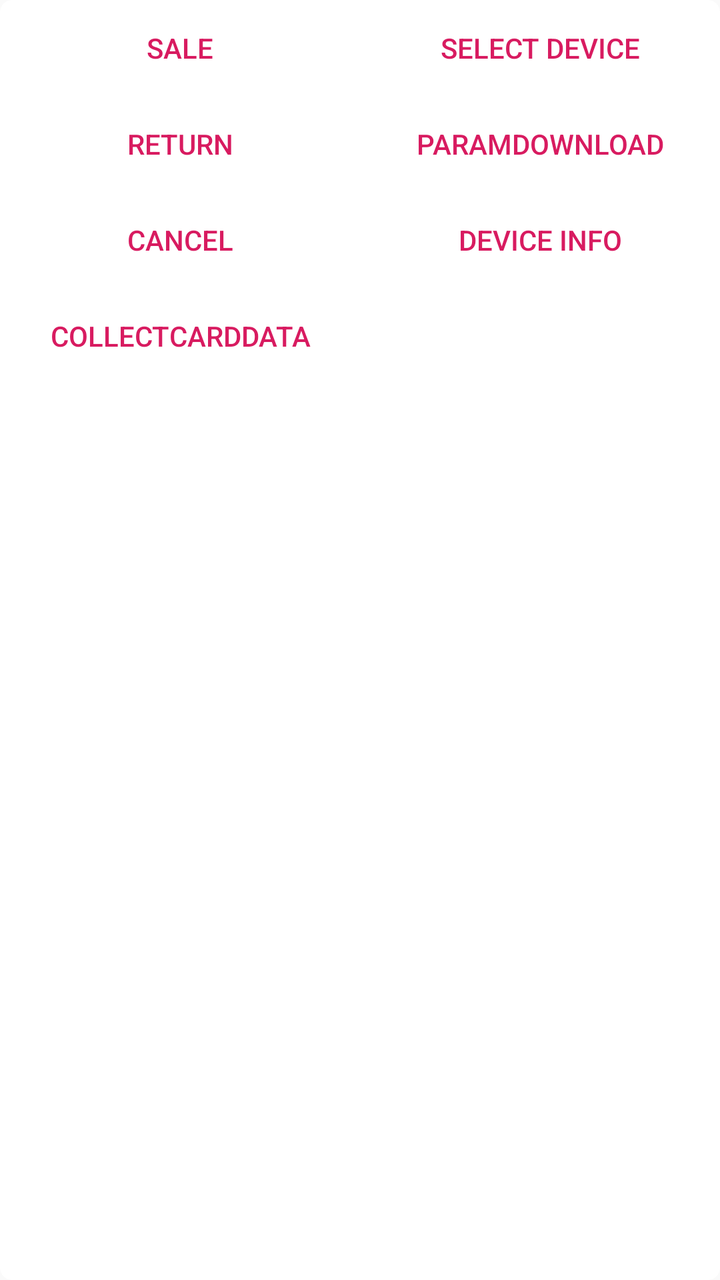
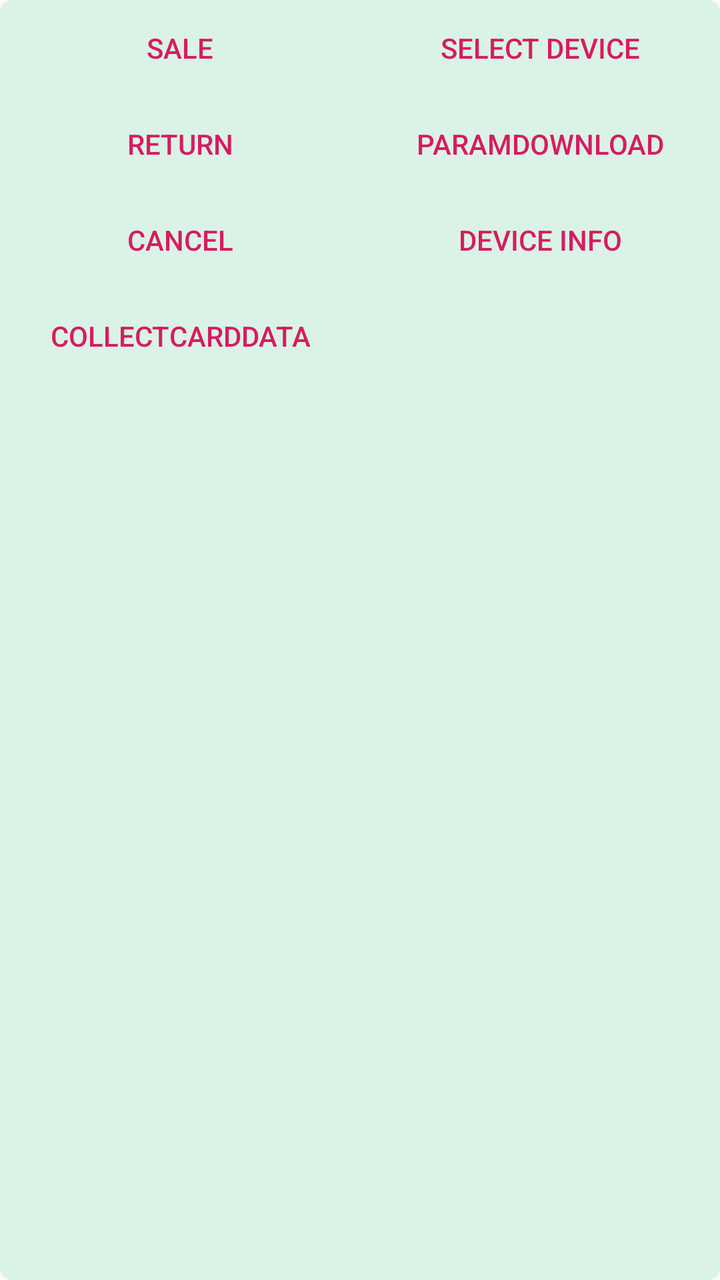

An Android layout rendered at two revisions. The XML below is the earlier revision; the diff shows what the commit changed to produce the second picture.
<!-- AndroidManifest.xml: application theme AppTheme -->
<!-- res/layout/trancode_card.xml -->
<?xml version="1.0" encoding="utf-8"?>
<androidx.cardview.widget.CardView xmlns:android="http://schemas.android.com/apk/res/android"
    xmlns:app="http://schemas.android.com/apk/res-auto"
    android:layout_width="match_parent"
    android:layout_height="wrap_content"
    app:cardCornerRadius="6dp"
    app:cardElevation="-16dp">

    <ScrollView
        android:layout_width="match_parent"
        android:layout_height="match_parent">

        <LinearLayout
            style="?android:attr/buttonBarStyle"
            android:layout_width="match_parent"
            android:layout_height="wrap_content"
            android:isScrollContainer="true"
            android:orientation="vertical">

            <LinearLayout
                style="?android:attr/buttonBarStyle"
                android:layout_width="match_parent"
                android:layout_height="match_parent"
                android:orientation="horizontal"
                android:weightSum="10">

                <Button
                    android:id="@+id/saleButton"
                    style="?android:attr/buttonBarButtonStyle"
                    android:layout_width="0dp"
                    android:layout_height="wrap_content"
                    android:layout_weight="5"
                    android:text="@string/sale" />

                <Button
                    android:id="@+id/selectDevice"
                    style="?android:attr/buttonBarButtonStyle"
                    android:layout_width="0dp"
                    android:layout_height="wrap_content"
                    android:layout_weight="5"
                    android:text="@string/select_device" />
            </LinearLayout>

            <LinearLayout
                style="?android:attr/buttonBarStyle"
                android:layout_width="match_parent"
                android:layout_height="wrap_content"
                android:orientation="horizontal"
                android:weightSum="10">

                <Button
                    android:id="@+id/returnButton"
                    style="?android:attr/buttonBarButtonStyle"
                    android:layout_width="0dp"
                    android:layout_height="wrap_content"
                    android:layout_weight="5"
                    android:text="@string/emvreturn" />

                <Button
                    android:id="@+id/emvParamDownloadButton"
                    style="?android:attr/buttonBarButtonStyle"
                    android:layout_width="0dp"
                    android:layout_height="wrap_content"
                    android:layout_weight="5"
                    android:text="@string/emvparamdownload" />
            </LinearLayout>

            <LinearLayout
                style="?android:attr/buttonBarStyle"
                android:layout_width="match_parent"
                android:layout_height="match_parent"
                android:orientation="horizontal"
                android:weightSum="10">

                <Button
                    android:id="@+id/cancelButton"
                    style="?android:attr/buttonBarButtonStyle"
                    android:layout_width="0dp"
                    android:layout_height="wrap_content"
                    android:layout_weight="5"
                    android:text="@string/cancel" />

                <Button
                    android:id="@+id/getDevicesInfoButton"
                    style="?android:attr/buttonBarButtonStyle"
                    android:layout_width="0dp"
                    android:layout_height="wrap_content"
                    android:layout_weight="5"
                    android:text="@string/device_info" />

            </LinearLayout>
            <LinearLayout
                style="?android:attr/buttonBarStyle"
                android:layout_width="match_parent"
                android:layout_height="match_parent"
                android:orientation="horizontal"
                android:weightSum="10">

                <Button
                    android:id="@+id/collectCardData"
                    style="?android:attr/buttonBarButtonStyle"
                    android:layout_width="0dp"
                    android:layout_height="wrap_content"
                    android:layout_weight="5"
                    android:text="@string/collectCardData" />

                <Button
                    android:id="@+id/upcomingFeatureButton"
                    android:visibility="invisible"
                    style="?android:attr/buttonBarButtonStyle"
                    android:layout_width="0dp"
                    android:layout_height="wrap_content"
                    android:layout_weight="5"
                    android:text="@string/device_info" />

            </LinearLayout>

        </LinearLayout>
    </ScrollView>


</androidx.cardview.widget.CardView>
<!-- resources referenced by this layout -->
<resources>
  <string name="cancel">Cancel</string>
  <string name="collectCardData">CollectCardData</string>
  <string name="device_info">Device Info</string>
  <string name="emvparamdownload">ParamDownload</string>
  <string name="emvreturn">Return</string>
  <string name="sale">Sale</string>
  <string name="select_device">Select Device</string>
  <style name="AppTheme" parent="Theme.AppCompat.Light.DarkActionBar">
          
          <item name="colorPrimary">@color/colorPrimary</item>
          <item name="colorPrimaryDark">@color/colorPrimaryDark</item>
          <item name="colorAccent">@color/colorAccent</item>
      </style>
  <color name="colorPrimary">#008577</color>
  <color name="colorPrimaryDark">#00574B</color>
  <color name="colorAccent">#D81B60</color>
</resources>

<!-- the commit's change to res/layout/trancode_card.xml (unified diff, before → after) -->
@@ -8,7 +8,8 @@
 
     <ScrollView
         android:layout_width="match_parent"
-        android:layout_height="match_parent">
+        android:layout_height="match_parent"
+        android:background="#3653C58A">
 
         <LinearLayout
             style="?android:attr/buttonBarStyle"
@@ -89,6 +90,7 @@
                     android:text="@string/device_info" />
 
             </LinearLayout>
+
             <LinearLayout
                 style="?android:attr/buttonBarStyle"
                 android:layout_width="match_parent"
@@ -106,12 +108,12 @@
 
                 <Button
                     android:id="@+id/upcomingFeatureButton"
-                    android:visibility="invisible"
                     style="?android:attr/buttonBarButtonStyle"
                     android:layout_width="0dp"
                     android:layout_height="wrap_content"
                     android:layout_weight="5"
-                    android:text="@string/device_info" />
+                    android:text="@string/device_info"
+                    android:visibility="invisible" />
 
             </LinearLayout>
 
